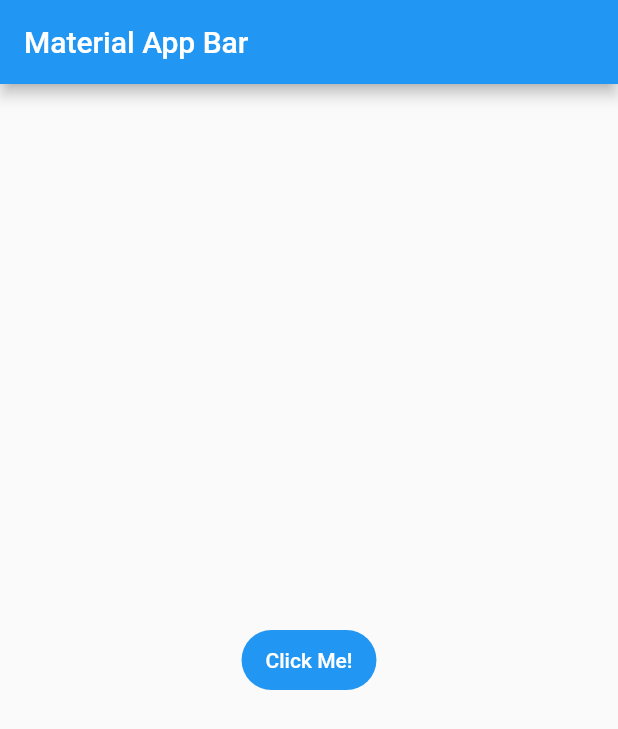
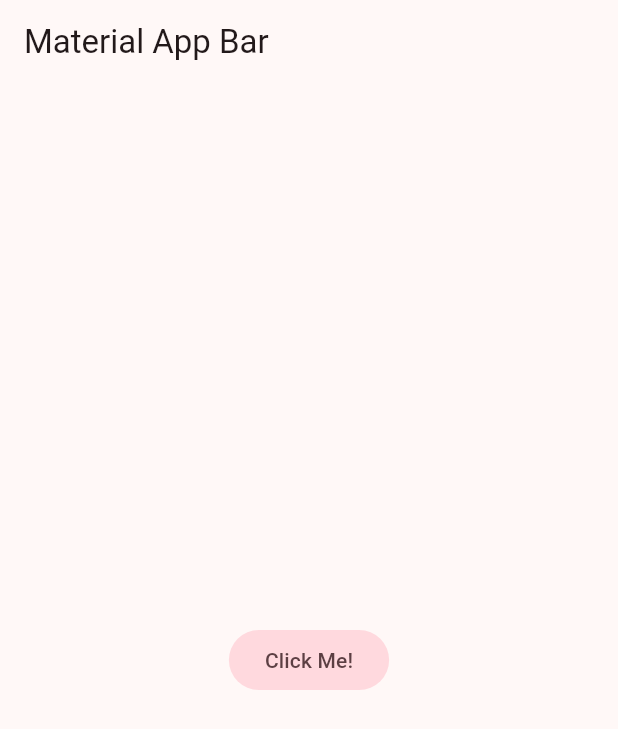
Before and after one commit to dieginin/yes_no_app, a Flutter app: the screen it shows after launch, on a phone screen of 412 x 824 dp. Shown: the top 729 px of the screen. Run offline on Flutter 3.47's test engine with Material 2 defaults, Android fonts, the phone set to English and light mode, and no system bars.

Commit message:
Adding theme

```diff
--- /dev/null
+++ b/lib/config/theme/app_theme.dart
@@ -0,0 +1,30 @@
+import 'package:flutter/material.dart';
+
+const Color _customColor = Color(0xff5C11E4);
+
+const List<Color> _colorThemes = [
+  _customColor,
+  Colors.cyan,
+  Colors.teal,
+  Colors.lime,
+  Colors.yellow,
+  Colors.orange,
+  Colors.pink,
+];
+
+class AppTheme {
+  AppTheme(this.selectedColor)
+      : assert(
+          selectedColor >= 0 && selectedColor < _colorThemes.length,
+          'Colors must be between 0 and ${_colorThemes.length - 1}',
+        );
+
+  final int selectedColor;
+
+  ThemeData theme() {
+    return ThemeData(
+      useMaterial3: true,
+      colorSchemeSeed: _colorThemes[selectedColor],
+    );
+  }
+}
--- a/lib/main.dart
+++ b/lib/main.dart
@@ -1,4 +1,6 @@
 import 'package:flutter/material.dart';
+
+import './config/theme/app_theme.dart';
 
 void main() => runApp(const MyApp());
 
@@ -10,6 +12,7 @@ class MyApp extends StatelessWidget {
     return MaterialApp(
       title: 'Yes No App',
       debugShowCheckedModeBanner: false,
+      theme: AppTheme(6).theme(),
       home: Scaffold(
         appBar: AppBar(
           title: const Text('Material App Bar'),
```
